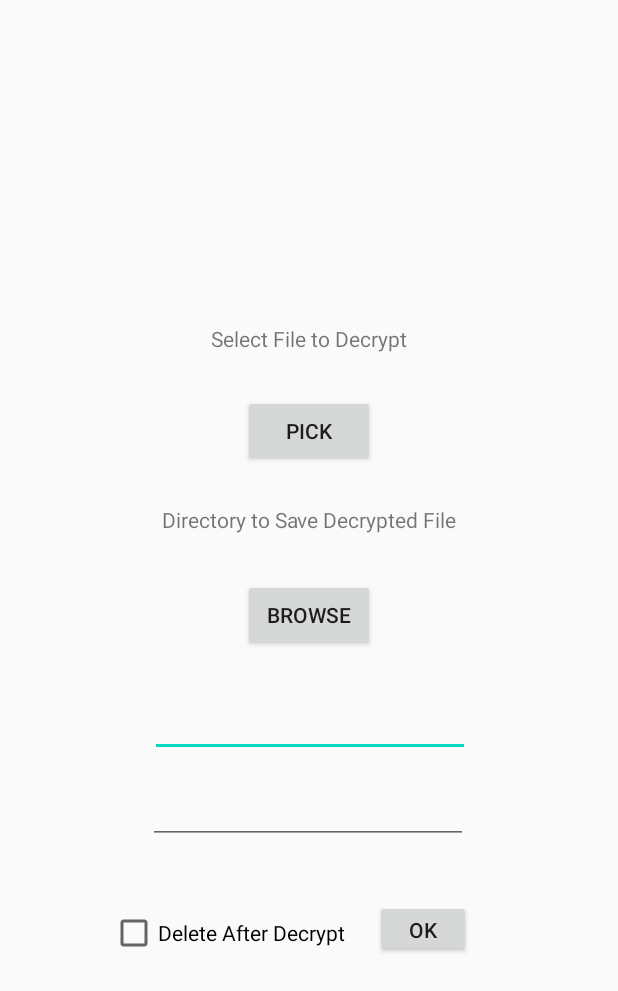
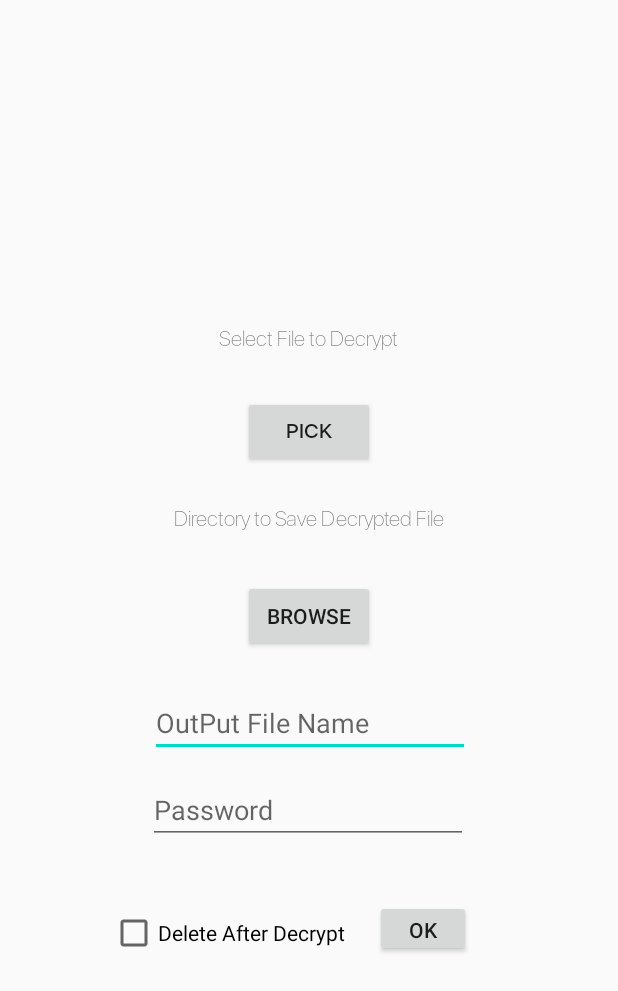
Before and after one commit to janaka-shamal/FileSecuritySystem2020, an Android app: the layout dec_layout.xml on its own in the app's theme, with its tools: preview values and no code run, on a phone screen of 412 x 824 dp. Shown: the top 991 px of the screen. Run offline under Robolectric (Android 15) with nearby library versions, the phone set to English and light mode, and no system bars.

Commit message:
UI updated

```diff
--- a/app/src/main/res/layout/dec_layout.xml
+++ b/app/src/main/res/layout/dec_layout.xml
@@ -14,6 +14,7 @@
         android:layout_width="wrap_content"
         android:layout_height="wrap_content"
         android:text="Pick"
+        android:fontFamily="@font/regular"
         app:layout_constraintBottom_toTopOf="@+id/txt_location"
         app:layout_constraintEnd_toEndOf="parent"
         app:layout_constraintStart_toStartOf="parent"
@@ -25,6 +26,7 @@
         android:layout_width="wrap_content"
         android:layout_height="wrap_content"
         android:text="Select File to Decrypt"
+        android:fontFamily="@font/thin"
         app:layout_constraintBottom_toBottomOf="parent"
         app:layout_constraintEnd_toEndOf="parent"
         app:layout_constraintStart_toStartOf="parent"
@@ -36,6 +38,7 @@
         android:layout_width="wrap_content"
         android:layout_height="wrap_content"
         android:text="Directory to Save Decrypted File"
+        android:fontFamily="@font/thin"
         app:layout_constraintBottom_toBottomOf="parent"
         app:layout_constraintEnd_toEndOf="parent"
         app:layout_constraintHorizontal_bias="0.504"
@@ -59,7 +62,8 @@
         android:layout_width="wrap_content"
         android:layout_height="wrap_content"
         android:ems="10"
-        android:inputType="textPersonName"
+        android:inputType="text"
+        android:hint="OutPut File Name"
         app:layout_constraintBottom_toBottomOf="parent"
         app:layout_constraintEnd_toEndOf="parent"
         app:layout_constraintHorizontal_bias="0.505"
@@ -72,6 +76,7 @@
         android:layout_width="wrap_content"
         android:layout_height="wrap_content"
         android:ems="10"
+        android:hint="Password"
         android:inputType="textPassword"
         app:layout_constraintBottom_toBottomOf="parent"
         app:layout_constraintEnd_toEndOf="parent"
--- a/app/src/main/res/layout/enc_layout.xml
+++ b/app/src/main/res/layout/enc_layout.xml
@@ -39,6 +39,7 @@
         app:layout_constraintBottom_toBottomOf="parent"
         app:layout_constraintEnd_toEndOf="parent"
         app:layout_constraintHorizontal_bias="0.504"
+        android:fontFamily="@font/regular"
         app:layout_constraintStart_toStartOf="parent"
         app:layout_constraintTop_toTopOf="parent"
         app:layout_constraintVertical_bias="0.363" />
@@ -48,6 +49,7 @@
         android:layout_width="wrap_content"
         android:layout_height="wrap_content"
         android:text="BROWSE"
+        android:fontFamily="@font/regular"
         app:layout_constraintBottom_toBottomOf="parent"
         app:layout_constraintEnd_toEndOf="parent"
         app:layout_constraintStart_toStartOf="parent"
```
Also changed, not shown: app/src/main/res/layout/activity_main.xml (+19 -19 lines).
